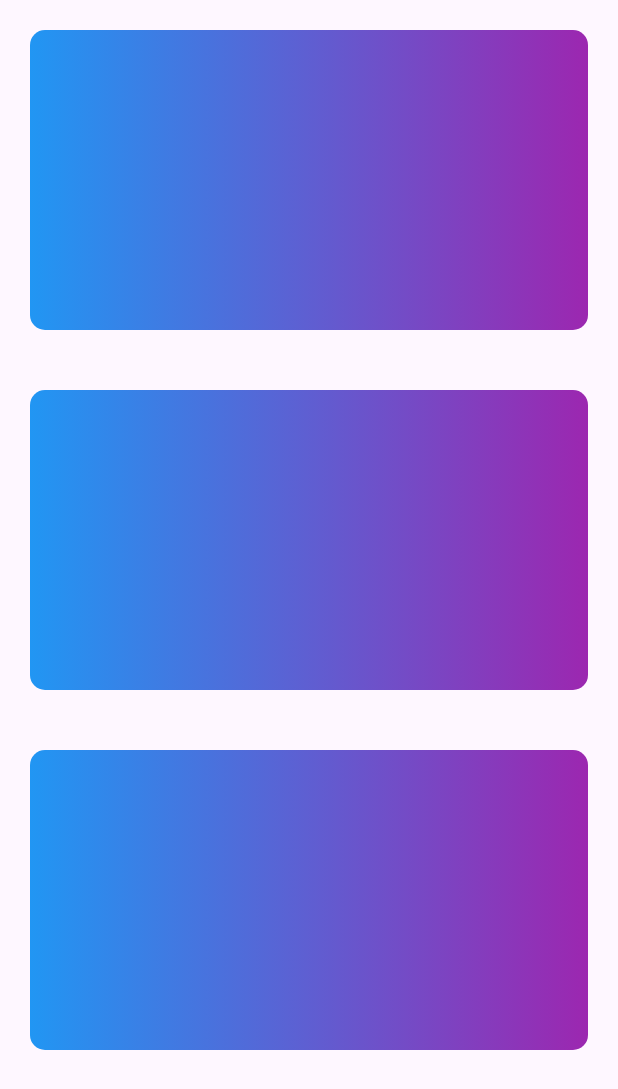
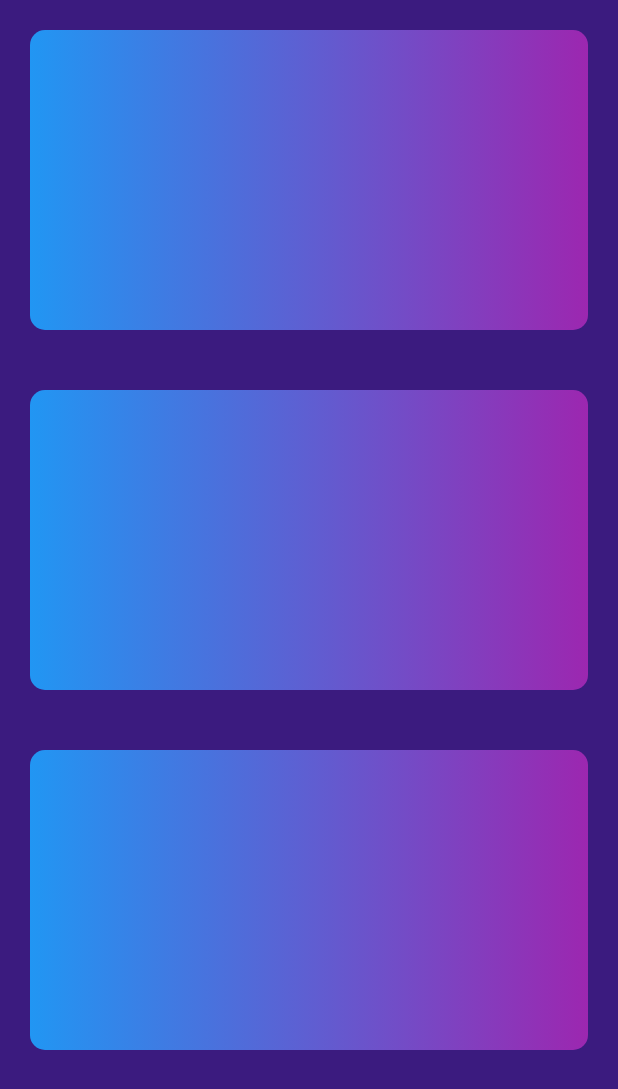
Before and after one commit to EstherNjihia/winsight-, a Flutter app: the vipPage screen opened by its route, on a phone screen of 412 x 824 dp. Shown: the top 1089 px of the screen. Run offline on Flutter 3.47's test engine with Material 3 defaults, Android fonts, the light colour scheme and no system bars.

Commit message:
Added GameCard Class

```diff
--- /dev/null
+++ b/lib/Components/game_card.dart
@@ -0,0 +1,42 @@
+// ignore_for_file: prefer_const_constructors
+
+import 'package:flutter/material.dart';
+
+class GameCard extends StatelessWidget {
+  const GameCard({super.key});
+
+  @override
+  Widget build(BuildContext context) {
+    return ListView(
+        children: [
+          Container(
+            margin: EdgeInsets.all(20),
+            height: 200,
+            width: MediaQuery.of(context).size.width,
+            decoration: BoxDecoration(
+              gradient: const LinearGradient(colors: [Colors.blue, Colors.purple]),
+              borderRadius: BorderRadius.circular(10),
+            ),
+          ),
+          Container(
+            margin: EdgeInsets.all(20),
+            height: 200,
+            width: MediaQuery.of(context).size.width,
+            decoration: BoxDecoration(
+              gradient: const LinearGradient(colors: [Colors.blue, Colors.purple]),
+              borderRadius: BorderRadius.circular(10),
+            ),
+          ),
+          Container(
+            margin: EdgeInsets.all(20),
+            height: 200,
+            width: MediaQuery.of(context).size.width,
+            decoration: BoxDecoration(
+              gradient:const  LinearGradient(colors: [Colors.blue, Colors.purple]),
+              borderRadius: BorderRadius.circular(10),
+            ),
+          )
+        ],
+      ) ;
+  }
+}
--- a/lib/pages/vip_page.dart
+++ b/lib/pages/vip_page.dart
@@ -1,6 +1,7 @@
 // ignore_for_file: prefer_const_constructors, camel_case_types, prefer_const_literals_to_create_immutables
 
 import 'package:flutter/material.dart';
+import 'package:winsight/Components/game_card.dart';
 
 class vipPage extends StatelessWidget {
   const vipPage({super.key});
@@ -8,37 +9,10 @@ class vipPage extends StatelessWidget {
   @override
   Widget build(BuildContext context) {
     return Scaffold(
-      body: ListView(
-        children: [
-          Container(
-            margin: EdgeInsets.all(20),
-            height: 200,
-            width: MediaQuery.of(context).size.width,
-            decoration: BoxDecoration(
-              gradient: LinearGradient(colors: [Colors.blue, Colors.purple]),
-              borderRadius: BorderRadius.circular(10),
-            ),
-          ),
-          Container(
-            margin: EdgeInsets.all(20),
-            height: 200,
-            width: MediaQuery.of(context).size.width,
-            decoration: BoxDecoration(
-              gradient: LinearGradient(colors: [Colors.blue, Colors.purple]),
-              borderRadius: BorderRadius.circular(10),
-            ),
-          ),
-          Container(
-            margin: EdgeInsets.all(20),
-            height: 200,
-            width: MediaQuery.of(context).size.width,
-            decoration: BoxDecoration(
-              gradient: LinearGradient(colors: [Colors.blue, Colors.purple]),
-              borderRadius: BorderRadius.circular(10),
-            ),
-          )
-        ],
-      ),
+      backgroundColor: Color.fromARGB(255, 59, 27, 127),
+      body: GameCard(),
+
+
     );
   }
 }
```
Also changed, not shown: lib/pages/home_page.dart (+2 -33 lines), lib/pages/vvip_page.dart (+3 -31 lines).
